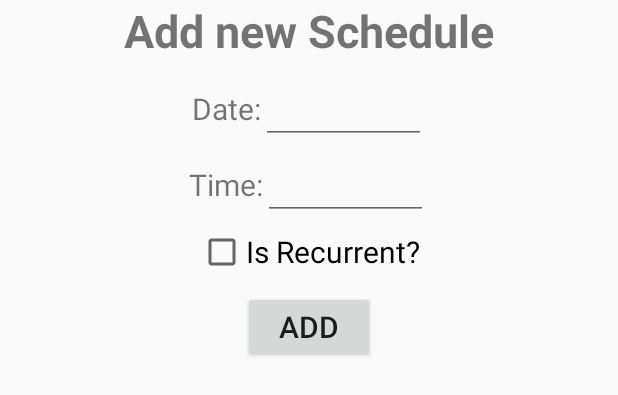
After one commit to labreu05/FarmChickenFeederApp, an Android app: the layout fragment_add_schedule.xml on its own in the app's theme, with its tools: preview values and no code run, on a phone screen of 412 x 824 dp. The commit adds this screen. Shown: the top 395 px of the screen. Run offline under Robolectric (Android 15) with nearby library versions, the phone set to English and light mode, and no system bars.

Commit message:
Add fragment to add new schedules

```diff
--- a/app/src/main/java/com/example/labreu/farmchickenfeederapp/ReportsFragment.java
+++ b/app/src/main/java/com/example/labreu/farmchickenfeederapp/ReportsFragment.java
@@ -23,7 +23,6 @@ public class ReportsFragment extends Fragment {
 
         final EditText startDate = mainView.findViewById(R.id.start_date);
         final EditText endDate = mainView.findViewById(R.id.end_date);
-        Date date = new Date();
         final Calendar calendar = Calendar.getInstance();
 
         startDate.setOnClickListener(new View.OnClickListener() {
--- a/app/src/main/java/com/example/labreu/farmchickenfeederapp/Schedule.java
+++ b/app/src/main/java/com/example/labreu/farmchickenfeederapp/Schedule.java
@@ -1,7 +1,7 @@
 package com.example.labreu.farmchickenfeederapp;
 
 public class Schedule {
-    private String isRecurrent;
+    private Boolean isRecurrent;
     private String date;
     private String time;
 
@@ -9,7 +9,7 @@ public class Schedule {
 
     }
 
-    public Schedule (String date, String time, String isRecurrent) {
+    public Schedule (String date, String time, Boolean isRecurrent) {
         this.time = time;
         this.date = date;
         this.isRecurrent = isRecurrent;
@@ -19,7 +19,7 @@ public class Schedule {
         return time;
     }
 
-    public String getIsRecurrent() {
+    public Boolean getIsRecurrent() {
         return isRecurrent;
     }
 
--- /dev/null
+++ b/app/src/main/res/drawable/ic_delete_black_24dp.xml
@@ -0,0 +1,5 @@
+<vector android:height="24dp" android:tint="#909090"
+    android:viewportHeight="24.0" android:viewportWidth="24.0"
+    android:width="24dp" xmlns:android="http://schemas.android.com/apk/res/android">
+    <path android:fillColor="#FF000000" android:pathData="M6,19c0,1.1 0.9,2 2,2h8c1.1,0 2,-0.9 2,-2V7H6v12zM19,4h-3.5l-1,-1h-5l-1,1H5v2h14V4z"/>
+</vector>
--- /dev/null
+++ b/app/src/main/res/layout/fragment_add_schedule.xml
@@ -0,0 +1,84 @@
+<?xml version="1.0" encoding="utf-8"?>
+<FrameLayout xmlns:android="http://schemas.android.com/apk/res/android"
+    xmlns:tools="http://schemas.android.com/tools"
+    android:layout_width="match_parent"
+    android:layout_height="match_parent"
+    tools:context=".AddScheduleFragment">
+
+    <LinearLayout
+        android:layout_width="match_parent"
+        android:layout_height="wrap_content"
+        android:layout_gravity="center_horizontal"
+        android:orientation="vertical">
+
+        <TextView
+            android:layout_width="match_parent"
+            android:layout_height="wrap_content"
+            android:textAlignment="center"
+            android:textSize="30dp"
+            android:textStyle="bold"
+            android:layout_marginBottom="10dp"
+            android:text="Add new Schedule" />
+
+        <LinearLayout
+            android:layout_gravity="center"
+            android:layout_marginBottom="5dp"
+            android:layout_width="wrap_content"
+            android:layout_height="wrap_content">
+
+            <TextView
+                android:layout_width="wrap_content"
+                android:layout_height="wrap_content"
+                android:textSize="20dp"
+                android:text="Date:"/>
+
+            <EditText
+                android:id="@+id/new_schedule_date"
+                android:focusable="false"
+                android:focusableInTouchMode="false"
+                android:layout_width="110dp"
+                android:layout_height="wrap_content" />
+        </LinearLayout>
+
+
+        <LinearLayout
+            android:layout_gravity="center"
+            android:layout_marginBottom="5dp"
+            android:layout_width="wrap_content"
+            android:layout_height="wrap_content">
+
+            <TextView
+                android:layout_width="wrap_content"
+                android:layout_height="wrap_content"
+                android:textSize="20dp"
+                android:text="Time:"/>
+
+            <EditText
+                android:id="@+id/new_schedule_time"
+                android:focusable="false"
+                android:focusableInTouchMode="false"
+                android:layout_width="110dp"
+                android:layout_height="wrap_content" />
+        </LinearLayout>
+
+
+        <android.support.v7.widget.AppCompatCheckBox
+            android:layout_gravity="center"
+            android:id="@+id/new_schedule_is_recurrent"
+            android:layout_width="wrap_content"
+            android:layout_height="wrap_content"
+            android:textSize="20dp"
+            android:layout_marginBottom="10dp"
+            android:text="Is Recurrent?"/>
+
+        <Button
+            android:layout_gravity="center"
+            android:id="@+id/add_new_schedule_button"
+            android:layout_width="wrap_content"
+            android:layout_height="wrap_content"
+            android:textSize="20dp"
+            android:text="Add"/>
+
+    </LinearLayout>
+
+</FrameLayout>
--- a/app/src/main/res/layout/schedule.xml
+++ b/app/src/main/res/layout/schedule.xml
@@ -8,6 +8,7 @@
     <LinearLayout
         android:layout_width="match_parent"
         android:layout_height="wrap_content"
+        android:layout_gravity="center_vertical"
         android:gravity="center_horizontal"
         android:orientation="horizontal">
 
@@ -29,7 +30,6 @@
                 android:layout_width="wrap_content"
                 android:layout_height="wrap_content"
                 android:layout_gravity="center"
-                android:checked="true"
                 android:clickable="false" />
         </android.support.v7.widget.LinearLayoutCompat>
 
@@ -81,6 +81,6 @@
             android:layout_width="50dp"
             android:layout_height="50dp"
             android:layout_weight="1"
-            android:src="@android:drawable/ic_delete" />
+            android:src="@drawable/ic_delete_black_24dp" />
     </LinearLayout>
 </android.support.v7.widget.CardView>
```
Also changed, not shown: app/src/main/java/com/example/labreu/farmchickenfeederapp/AddScheduleFragment.java (added, +103 -0 lines), app/src/main/java/com/example/labreu/farmchickenfeederapp/SchedulesFragment.java (+17 -1 lines), app/src/main/java/com/example/labreu/farmchickenfeederapp/SchedulesHolder.java (+4 -3 lines), app/src/main/res/layout/fragment_schedules.xml (+8 -0 lines).
